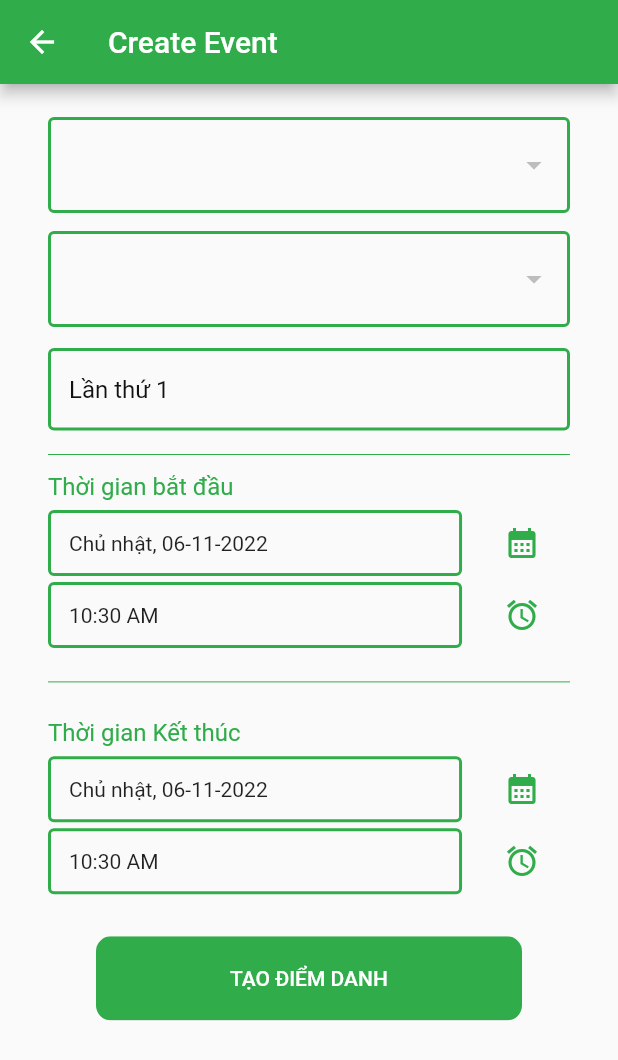
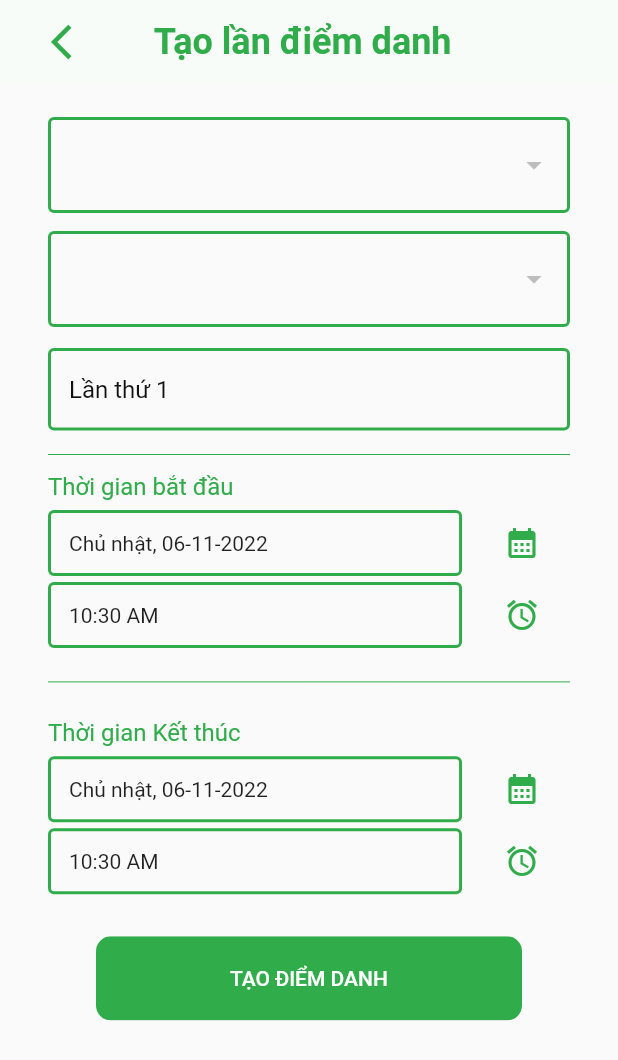
Before and after one commit to dong2022002/checkin-app, a Flutter app: the CreateEventPage screen opened directly with empty values, on a phone screen of 412 x 824 dp. Shown: the top 1060 px of the screen. Run offline on Flutter 3.47's test engine with Material 2 defaults, Android fonts, the light colour scheme and no system bars; our stand-ins replace animated_bottom_navigation_bar, flutter_datetime_picker, flutter_html, geolocator, google_fonts, page_transition; missing offline and left inert: flutter_barcode_scanner, flutter_image; network calls fail.

Commit message:
finish app

```diff
--- a/lib/modules/history_checkin/components/drawer/end_drawer_event.dart
+++ b/lib/modules/history_checkin/components/drawer/end_drawer_event.dart
@@ -1,6 +1,7 @@
 import 'package:checkin_app/core/values/app_color.dart';
 import 'package:checkin_app/core/values/app_style.dart';
 import 'package:checkin_app/models/checkin.dart';
+import 'package:checkin_app/modules/auth/auth_provider/user_provider.dart';
 import 'package:checkin_app/route/route_name.dart';
 import 'package:checkin_app/route/router.dart';
 import 'package:flutter/material.dart';
@@ -43,7 +44,7 @@ class EndDrawerEvent extends StatelessWidget {
             ItemDrawer(
               size: size,
               icon: Icons.person,
-              text: 'Chi đoàn CTK44B',
+              text: "Chi đoàn " + UserProvider().chiDoan.ten!,
               onPress: () {
                 Navigator.pushReplacementNamed(
                     context, RouteName.adminListHistoryPage,
--- a/lib/modules/home/components/event_category/event_category_item.dart
+++ b/lib/modules/home/components/event_category/event_category_item.dart
@@ -69,7 +69,7 @@ class _EventCategoryItemState extends State<EventCategoryItem> {
                             width: size.width * 0.55,
                             child: RichText(
                               overflow: TextOverflow.ellipsis,
-                              maxLines: 1,
+                              maxLines: 2,
                               text: TextSpan(
                                 text: widget.tenNhomSK,
                                 style: AppStyles.h5.copyWith(
@@ -92,7 +92,7 @@ class _EventCategoryItemState extends State<EventCategoryItem> {
                                 horizontal: 8, vertical: 4),
                             decoration: BoxDecoration(
                                 color: AppColors.kPrimaryColor.withOpacity(.9),
-                                borderRadius: BorderRadius.circular(0)),
+                                borderRadius: BorderRadius.circular(3)),
                             child: Text(
                               'Chi tiết',
                               style: AppStyles.h5.copyWith(fontSize: 14),
--- a/lib/modules/home_admin/components/create_checkin_page.dart
+++ b/lib/modules/home_admin/components/create_checkin_page.dart
@@ -164,7 +164,35 @@ class _CreateEventPageState extends State<CreateEventPage> {
     }
 
     return Scaffold(
-      appBar: AppBar(title: const Text("Create Event")),
+      appBar: AppBar(
+        elevation: 0,
+        backgroundColor: AppColors.kBackgroundColor,
+        leading: Padding(
+          padding: const EdgeInsets.only(left: 26),
+          child: IconButton(
+            icon: const Icon(
+              Icons.arrow_back_ios,
+              size: 28,
+              color: AppColors.kPrimaryColor,
+            ),
+            onPressed: () {
+              Navigator.pop(context);
+            },
+          ),
+        ),
+        title: SizedBox(
+          width: size.width * 0.63,
+          child: Text(
+            "Tạo lần điểm danh",
+            textAlign: TextAlign.center,
+            style: AppStyles.h4.copyWith(
+              fontSize: 24,
+              color: AppColors.kPrimaryColor,
+              fontWeight: FontWeight.bold,
+            ),
+          ),
+        ),
+      ),
       body: Padding(
         padding: const EdgeInsets.symmetric(horizontal: 32, vertical: 16),
         child: Form(
```
Also changed, not shown: lib/modules/auth/auth_provider/auth_provider.dart (+9 -0 lines), lib/modules/auth/auth_provider/user_provider.dart (+9 -0 lines), lib/modules/checkin/checkin_provider/data_checkin.dart (+11 -1 lines), lib/modules/history_checkin/components/lan_diem_danh.dart (+6 -3 lines), lib/modules/history_checkin/history_checkin_provider.dart/DataHistoryCheckinProvider.dart (+13 -0 lines), lib/modules/history_checkin/infomation_event_page.dart (+8 -6 lines), lib/modules/home/root_home_page.dart (+39 -23 lines), lib/modules/profile/profile_page.dart (+7 -0 lines).
